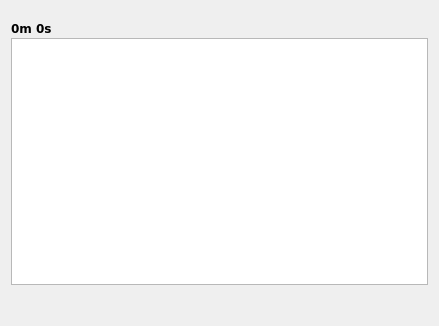
rbg2024/upplay, file GUI/playlist/GUI_Playlist.ui: the form before one commit.
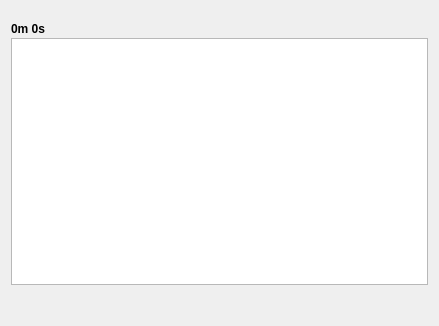
The form after the commit. Icons and pictures are not drawn. Custom widgets are drawn as their Qt base class.

```diff
--- a/GUI/playlist/GUI_Playlist.ui
+++ b/GUI/playlist/GUI_Playlist.ui
@@ -40,8 +40,6 @@
          </property>
          <property name="font">
           <font>
-           <family>DejaVu Sans</family>
-           <pointsize>9</pointsize>
            <weight>75</weight>
            <bold>true</bold>
           </font>
```
Left out of the diff: 50 changed lines with no effect on the pictures.
